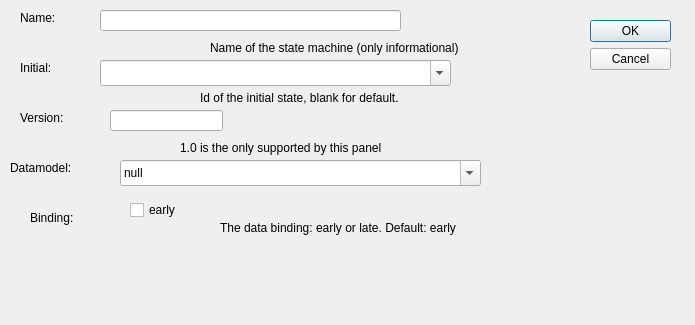
The window that src/modules/specialized/scxml/scxmlroot.ui (lbellonda/qxmledit) describes before a commit, drawn with Qt 5.
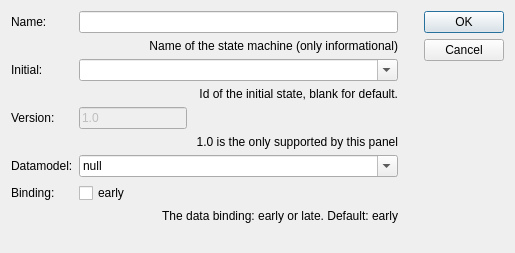
The same window after the commit.

Patch:
```diff
--- a/src/modules/specialized/scxml/scxmlroot.ui
+++ b/src/modules/specialized/scxml/scxmlroot.ui
@@ -6,162 +6,110 @@
    <rect>
     <x>0</x>
     <y>0</y>
-    <width>695</width>
-    <height>325</height>
+    <width>515</width>
+    <height>253</height>
    </rect>
   </property>
   <property name="windowTitle">
    <string>SCXML Root element</string>
   </property>
-  <widget class="QDialogButtonBox" name="buttonBox">
-   <property name="geometry">
-    <rect>
-     <x>590</x>
-     <y>20</y>
-     <width>81</width>
-     <height>241</height>
-    </rect>
-   </property>
-   <property name="orientation">
-    <enum>Qt::Vertical</enum>
-   </property>
-   <property name="standardButtons">
-    <set>QDialogButtonBox::Cancel|QDialogButtonBox::Ok</set>
-   </property>
-  </widget>
-  <widget class="QLabel" name="label">
-   <property name="geometry">
-    <rect>
-     <x>20</x>
-     <y>60</y>
-     <width>61</width>
-     <height>16</height>
-    </rect>
-   </property>
-   <property name="text">
-    <string>Initial:</string>
-   </property>
-  </widget>
-  <widget class="QComboBox" name="comboBox">
-   <property name="geometry">
-    <rect>
-     <x>100</x>
-     <y>60</y>
-     <width>351</width>
-     <height>26</height>
-    </rect>
-   </property>
-   <property name="editable">
-    <bool>true</bool>
-   </property>
-  </widget>
+  <layout class="QHBoxLayout" name="horizontalLayout">
+   <item>
+    <layout class="QFormLayout" name="formLayout">
+     <item row="0" column="0">
   <widget class="QLabel" name="label_2">
-   <property name="geometry">
-    <rect>
-     <x>20</x>
-     <y>10</y>
-     <width>61</width>
-     <height>16</height>
-    </rect>
-   </property>
    <property name="text">
     <string>Name:</string>
    </property>
-  </widget>
+       <property name="buddy">
+        <cstring>lineEdit</cstring>
+       </property>
+      </widget>
+     </item>
+     <item row="0" column="1">
+      <widget class="QLineEdit" name="lineEdit"/>
+     </item>
+     <item row="1" column="1">
   <widget class="QLabel" name="label_3">
-   <property name="geometry">
-    <rect>
-     <x>210</x>
-     <y>40</y>
-     <width>301</width>
-     <height>16</height>
-    </rect>
+       <property name="sizePolicy">
+        <sizepolicy hsizetype="Minimum" vsizetype="Preferred">
+         <horstretch>0</horstretch>
+         <verstretch>0</verstretch>
+        </sizepolicy>
    </property>
    <property name="text">
     <string>Name of the state machine (only informational)</string>
    </property>
-  </widget>
-  <widget class="QLineEdit" name="lineEdit">
-   <property name="geometry">
-    <rect>
-     <x>100</x>
-     <y>10</y>
-     <width>301</width>
-     <height>21</height>
-    </rect>
-   </property>
-  </widget>
+       <property name="alignment">
+        <set>Qt::AlignRight|Qt::AlignTrailing|Qt::AlignVCenter</set>
+       </property>
+      </widget>
+     </item>
+     <item row="2" column="1">
+      <widget class="QComboBox" name="comboBox">
+       <property name="editable">
+        <bool>true</bool>
+       </property>
+      </widget>
+     </item>
+     <item row="2" column="0">
+      <widget class="QLabel" name="label">
+       <property name="text">
+        <string>Initial:</string>
+       </property>
+       <property name="buddy">
+        <cstring>comboBox</cstring>
+       </property>
+      </widget>
+     </item>
+     <item row="3" column="1">
   <widget class="QLabel" name="label_4">
-   <property name="geometry">
-    <rect>
-     <x>200</x>
-     <y>90</y>
-     <width>251</width>
-     <height>16</height>
-    </rect>
-   </property>
    <property name="text">
     <string>Id of the initial state, blank for default.</string>
    </property>
-  </widget>
+       <property name="alignment">
+        <set>Qt::AlignRight|Qt::AlignTrailing|Qt::AlignVCenter</set>
+       </property>
+      </widget>
+     </item>
+     <item row="4" column="1">
+      <widget class="QLineEdit" name="version">
+       <property name="enabled">
+        <bool>false</bool>
+       </property>
+       <property name="sizePolicy">
+        <sizepolicy hsizetype="Fixed" vsizetype="Fixed">
+         <horstretch>0</horstretch>
+         <verstretch>0</verstretch>
+        </sizepolicy>
+       </property>
+       <property name="text">
+        <string>1.0</string>
+       </property>
+      </widget>
+     </item>
+     <item row="4" column="0">
   <widget class="QLabel" name="label_5">
-   <property name="geometry">
-    <rect>
-     <x>20</x>
-     <y>110</y>
-     <width>61</width>
-     <height>16</height>
-    </rect>
-   </property>
    <property name="text">
     <string>Version:</string>
    </property>
-  </widget>
-  <widget class="QLineEdit" name="lineEdit_2">
-   <property name="geometry">
-    <rect>
-     <x>110</x>
-     <y>110</y>
-     <width>113</width>
-     <height>21</height>
-    </rect>
-   </property>
-  </widget>
+       <property name="buddy">
+        <cstring>version</cstring>
+       </property>
+      </widget>
+     </item>
+     <item row="5" column="1">
   <widget class="QLabel" name="label_6">
-   <property name="geometry">
-    <rect>
-     <x>180</x>
-     <y>140</y>
-     <width>251</width>
-     <height>16</height>
-    </rect>
-   </property>
    <property name="text">
     <string>1.0 is the only supported by this panel</string>
    </property>
-  </widget>
-  <widget class="QLabel" name="label_7">
-   <property name="geometry">
-    <rect>
-     <x>10</x>
-     <y>160</y>
-     <width>101</width>
-     <height>16</height>
-    </rect>
-   </property>
-   <property name="text">
-    <string>Datamodel:</string>
-   </property>
-  </widget>
+       <property name="alignment">
+        <set>Qt::AlignRight|Qt::AlignTrailing|Qt::AlignVCenter</set>
+       </property>
+      </widget>
+     </item>
+     <item row="6" column="1">
   <widget class="QComboBox" name="comboBox_2">
-   <property name="geometry">
-    <rect>
-     <x>120</x>
-     <y>160</y>
-     <width>361</width>
-     <height>26</height>
-    </rect>
-   </property>
    <property name="editable">
     <bool>true</bool>
    </property>
@@ -181,28 +129,19 @@
     </property>
    </item>
   </widget>
-  <widget class="QLabel" name="label_8">
-   <property name="geometry">
-    <rect>
-     <x>30</x>
-     <y>210</y>
-     <width>61</width>
-     <height>16</height>
-    </rect>
-   </property>
+     </item>
+     <item row="6" column="0">
+      <widget class="QLabel" name="label_7">
    <property name="text">
-    <string>Binding:</string>
-   </property>
-  </widget>
+        <string>Datamodel:</string>
+       </property>
+       <property name="buddy">
+        <cstring>comboBox_2</cstring>
+       </property>
+      </widget>
+     </item>
+     <item row="7" column="1">
   <widget class="QCheckBox" name="checkBox">
-   <property name="geometry">
-    <rect>
-     <x>130</x>
-     <y>200</y>
-     <width>87</width>
-     <height>20</height>
-    </rect>
-   </property>
    <property name="text">
     <string>early</string>
    </property>
@@ -210,19 +149,79 @@
     <bool>false</bool>
    </property>
   </widget>
+     </item>
+     <item row="8" column="1">
   <widget class="QLabel" name="label_9">
-   <property name="geometry">
-    <rect>
-     <x>220</x>
-     <y>220</y>
-     <width>301</width>
-     <height>16</height>
-    </rect>
-   </property>
    <property name="text">
     <string>The data binding: early or late. Default: early</string>
    </property>
-  </widget>
+       <property name="alignment">
+        <set>Qt::AlignRight|Qt::AlignTrailing|Qt::AlignVCenter</set>
+       </property>
+      </widget>
+     </item>
+     <item row="7" column="0">
+      <widget class="QLabel" name="label_8">
+       <property name="text">
+        <string>Binding:</string>
+       </property>
+       <property name="buddy">
+        <cstring>checkBox</cstring>
+       </property>
+      </widget>
+     </item>
+    </layout>
+   </item>
+   <item>
+    <spacer name="horizontalSpacer">
+     <property name="orientation">
+      <enum>Qt::Horizontal</enum>
+     </property>
+     <property name="sizeType">
+      <enum>QSizePolicy::Fixed</enum>
+     </property>
+     <property name="sizeHint" stdset="0">
+      <size>
+       <width>20</width>
+       <height>20</height>
+      </size>
+     </property>
+    </spacer>
+   </item>
+   <item>
+    <layout class="QVBoxLayout" name="verticalLayout">
+     <item>
+      <widget class="QDialogButtonBox" name="buttonBox">
+       <property name="sizePolicy">
+        <sizepolicy hsizetype="Fixed" vsizetype="Maximum">
+         <horstretch>0</horstretch>
+         <verstretch>0</verstretch>
+        </sizepolicy>
+       </property>
+       <property name="orientation">
+        <enum>Qt::Vertical</enum>
+       </property>
+       <property name="standardButtons">
+        <set>QDialogButtonBox::Cancel|QDialogButtonBox::Ok</set>
+       </property>
+      </widget>
+     </item>
+     <item>
+      <spacer name="verticalSpacer">
+       <property name="orientation">
+        <enum>Qt::Vertical</enum>
+       </property>
+       <property name="sizeHint" stdset="0">
+        <size>
+         <width>20</width>
+         <height>40</height>
+        </size>
+       </property>
+      </spacer>
+     </item>
+    </layout>
+   </item>
+  </layout>
  </widget>
  <resources/>
  <connections>
```
Lines whose indentation alone changed are shown as unchanged.
